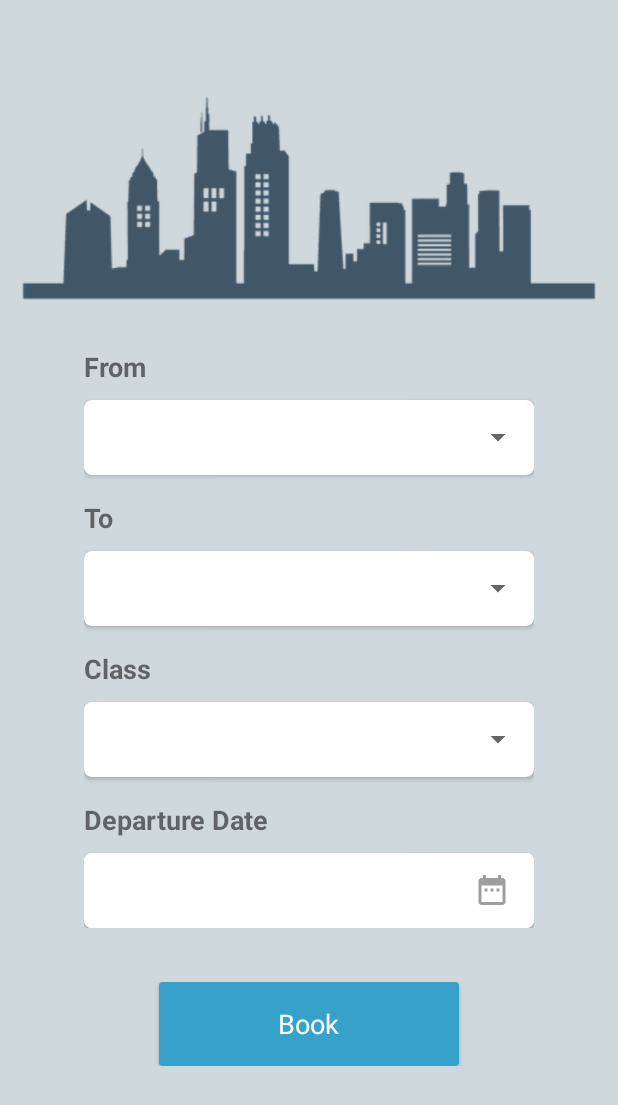
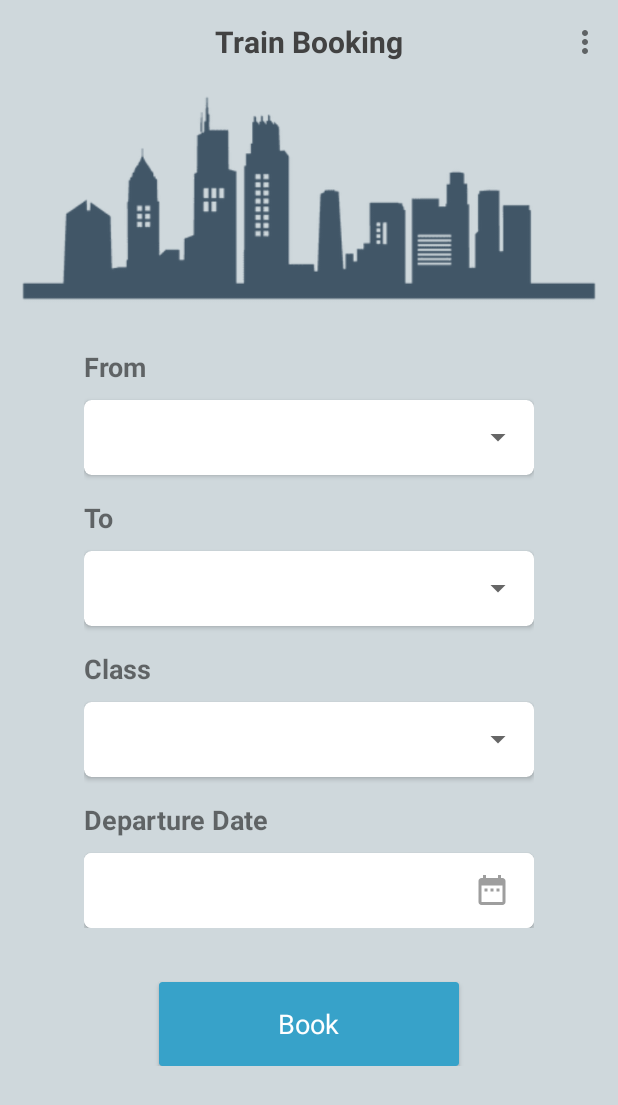
Before and after one commit to apixworks/TrainLocator, an Android app: the MainActivity screen opened directly, with no data from a screen before it, on a phone screen of 412 x 824 dp. Shown: the top 1105 px of the screen. Run offline under Robolectric (Android 15) with nearby library versions, the phone set to English and light mode, and no system bars; libraries missing offline, so code that uses them is left out: com.jaredrummler.materialspinner, dmax.dialog; plain views replace MaterialSpinner; 4 statements that could not run were skipped.

Commit message:
Add Booking and viewing train status

```diff
--- a/app/src/main/java/com/example/trainlocator/LoginActivity.kt
+++ b/app/src/main/java/com/example/trainlocator/LoginActivity.kt
@@ -50,6 +50,7 @@ class LoginActivity : AppCompatActivity() {
         sign_up_txt.setOnClickListener{
             val intent = Intent(this, RegistrationActivity::class.java)
             startActivity(intent)
+            finish()
         }
     }
 
@@ -103,6 +104,7 @@ class LoginActivity : AppCompatActivity() {
 
             override fun onFailure(call: Call<UserResponse>, t: Throwable) {
                 Toast.makeText(this@LoginActivity,"Login Unsuccessful!",Toast.LENGTH_SHORT).show()
+                Log.i("onFailure", t.message)
                 dialog.hide()
             }
         })
@@ -117,7 +119,9 @@ class LoginActivity : AppCompatActivity() {
                 email.setText("")
                 password.setText("")
                 val intent = Intent(this@LoginActivity, MainActivity::class.java)
+                intent.putExtra("user_id",response.user!!.id)
                 startActivity(intent)
+                finish()
             }else{
                 Toast.makeText(this@LoginActivity,"Login Unsuccessful!",Toast.LENGTH_SHORT).show()
             }
--- a/app/src/main/java/com/example/trainlocator/services/MyFirebaseMessagingService.kt
+++ b/app/src/main/java/com/example/trainlocator/services/MyFirebaseMessagingService.kt
@@ -5,6 +5,7 @@ import android.util.Log
 import com.example.trainlocator.utils.NotificationUtil
 import com.example.trainlocator.ViewActivity
 import com.example.trainlocator.models.NotificationVO
+import com.example.trainlocator.utils.SharedPreference
 import com.google.firebase.messaging.FirebaseMessaging
 import com.google.firebase.messaging.FirebaseMessagingService
 import com.google.firebase.messaging.RemoteMessage
@@ -91,6 +92,8 @@ class MyFirebaseMessagingService : FirebaseMessagingService() {
         var data: String = data.get(DATA).toString()
         var notificationVO = NotificationVO(title,message,action,actionDestination)
 
+        var sharedPreference = SharedPreference(applicationContext)
+        sharedPreference.save("booking",data)
         var resultIntent = Intent(applicationContext, ViewActivity::class.java)
         resultIntent.putExtra("route_details",data)
 
--- a/app/src/main/java/com/example/trainlocator/utils/ServerApi.kt
+++ b/app/src/main/java/com/example/trainlocator/utils/ServerApi.kt
@@ -41,5 +41,5 @@ interface ServerApi {
     ): Call<BookingResponse>
 
     @GET("view/routes")
-    abstract fun getRoutes(): Call<RouteResponse>
+    fun getRoutes(): Call<RouteResponse>
 }
--- a/app/src/main/res/layout/activity_main.xml
+++ b/app/src/main/res/layout/activity_main.xml
@@ -15,6 +15,35 @@
 
         <androidx.constraintlayout.widget.ConstraintLayout android:layout_width="match_parent"
                                                            android:layout_height="wrap_content">
+
+            <com.google.android.material.appbar.AppBarLayout
+                    android:layout_width="match_parent"
+                    android:layout_height="wrap_content"
+                    android:id="@+id/appbarLayout"
+                    app:elevation="0dp"
+                    app:layout_constraintTop_toTopOf="parent"
+                    app:layout_constraintStart_toStartOf="parent"
+                    app:layout_constraintEnd_toEndOf="parent"
+                    android:theme="@style/AppTheme.AppBarOverlay">
+
+                <androidx.appcompat.widget.Toolbar
+                        android:layout_width="match_parent"
+                        android:layout_height="wrap_content"
+                        android:id="@+id/toolbar"
+                        android:background="#cfd8dc">
+                    <TextView
+                            android:layout_width="wrap_content"
+                            android:layout_height="wrap_content"
+                            android:text="Train Booking"
+                            android:textColor="#424242"
+                            android:textStyle="bold"
+                            android:textSize="20sp"
+                            android:layout_gravity="center"
+                            android:id="@+id/toolbar_title" />
+
+                </androidx.appcompat.widget.Toolbar>
+
+            </com.google.android.material.appbar.AppBarLayout>
 
     <RelativeLayout
             android:id="@+id/top_layout"
--- /dev/null
+++ b/app/src/main/res/menu/main_menu.xml
@@ -0,0 +1,12 @@
+<menu xmlns:android="http://schemas.android.com/apk/res/android"
+      xmlns:app="http://schemas.android.com/apk/res-auto"
+      xmlns:tools="http://schemas.android.com/tools">
+    <item
+            android:id="@+id/action_routes"
+            android:orderInCategory="100"
+            android:title="View Booking"/>
+    <item
+            android:id="@+id/action_logout"
+            android:orderInCategory="100"
+            android:title="Logout"/>
+</menu>
--- a/app/src/main/res/values/strings.xml
+++ b/app/src/main/res/values/strings.xml
@@ -6,5 +6,5 @@
     </string>
     <string name="terms_and_condition">Terms and Condition</string>
     <!--<string name="serverURL">http://train.nyindahotels.com/train_api/public/</string>-->
-    <string name="serverURL">http://192.168.43.109/train_api/public/</string>
+    <string name="serverURL">http://192.168.43.143/train_api/public/</string>
 </resources>
```
Also changed, not shown: app/src/main/java/com/example/trainlocator/MainActivity.kt (+104 -50 lines), app/src/main/java/com/example/trainlocator/ViewActivity.kt (+24 -10 lines), app/src/main/res/menu/view_menu.xml (added, +7 -0 lines).
